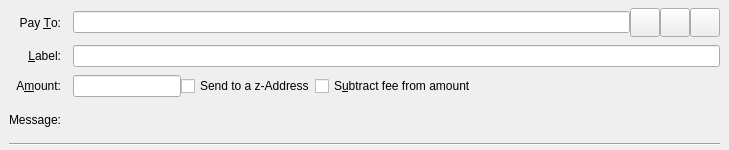
Old version of the form src/qt/forms/sendcoinsentry.ui in the repository GeorgeRDG/litecoinz.
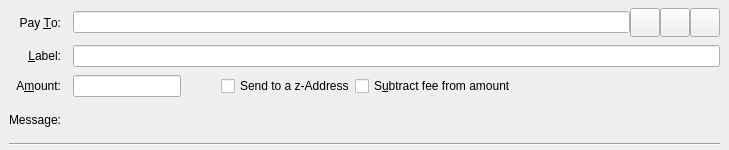
New version of the form. Icons and pictures are not drawn. Custom widgets are drawn as their Qt base class.

```diff
--- a/src/qt/forms/sendcoinsentry.ui
+++ b/src/qt/forms/sendcoinsentry.ui
@@ -163,10 +163,23 @@
      </widget>
     </item>
     <item row="2" column="1">
-     <layout class="QHBoxLayout" name="horizontalLayoutAmount" stretch="0,0,1">
+     <layout class="QHBoxLayout" name="horizontalLayoutAmount" stretch="0,0,0,1">
       <item>
        <widget class="BitcoinAmountField" name="payAmount"/>
       </item>
+      <item>
+       <spacer name="horizontalSpacer">
+        <property name="orientation">
+         <enum>Qt::Horizontal</enum>
+        </property>
+        <property name="sizeHint" stdset="0">
+         <size>
+          <width>40</width>
+          <height>20</height>
+         </size>
+        </property>
+       </spacer>
+      </item>
       <item>
        <widget class="QCheckBox" name="checkboxSendToZAddress">
         <property name="text">
```
